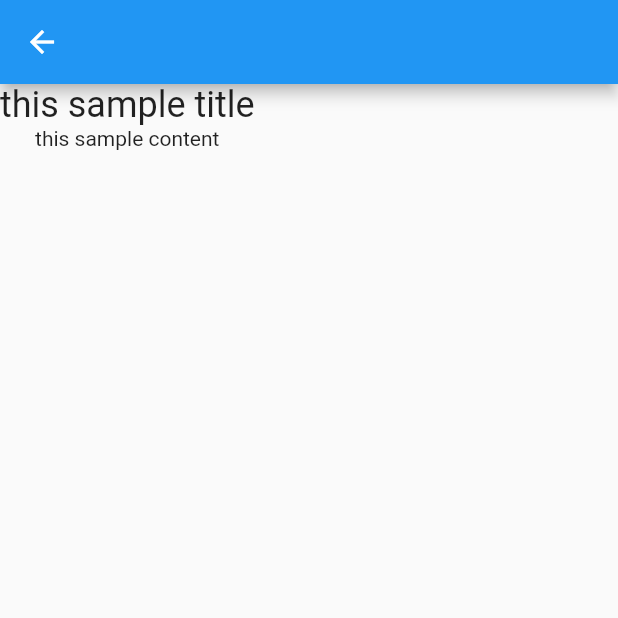
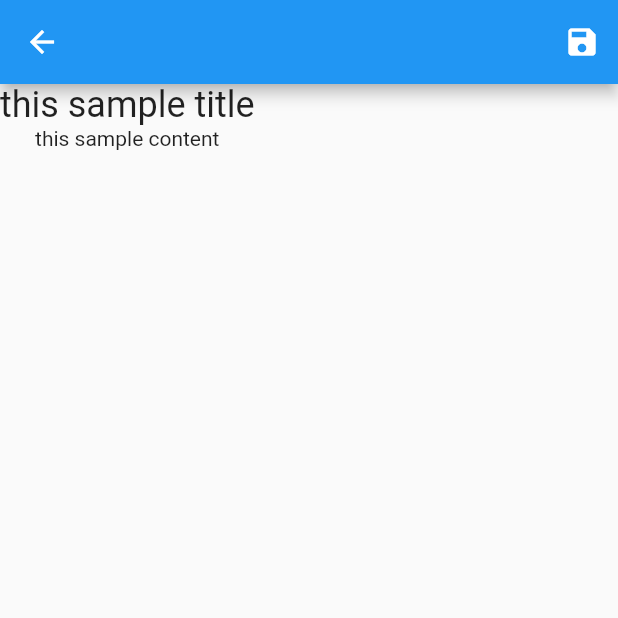
Before and after one commit to Pregum/prememo, a Flutter app: the ContentCreatePage screen opened by its route, on a phone screen of 412 x 824 dp, the top half of it. Run offline on Flutter 3.47's test engine with Material 2 defaults, Android fonts, the phone set to English and light mode, and no system bars; our stand-ins replace cloud_firestore, firebase_auth, firebase_core, flutter_dotenv, flutter_riverpod; missing offline and left inert: flutterfire_ui; accounts and stored records are empty.

Commit message:
update: 保存ボタンタップ時の処理を実装

```diff
--- a/lib/view/content/content_create_page.dart
+++ b/lib/view/content/content_create_page.dart
@@ -1,6 +1,9 @@
 import 'package:flutter/material.dart';
 import 'package:flutter_riverpod/flutter_riverpod.dart';
+import 'package:prememo/service/content_service.dart';
 import 'package:prememo/viewmodel/content_controller.dart';
+
+import '../../model/content.dart';
 
 class ContentCreatePage extends ConsumerStatefulWidget {
   const ContentCreatePage({Key? key}) : super(key: key);
@@ -18,7 +21,17 @@ class _ContentCreatePageState extends ConsumerState<ContentCreatePage> {
           fontWeight: FontWeight.normal,
         );
     return Scaffold(
-      appBar: AppBar(),
+      appBar: AppBar(
+        actions: [
+          IconButton(
+            onPressed: () async {
+              final contentService = ref.watch(contentServiceProvider);
+              await contentService.create(Content.initialize());
+            },
+            icon: const Icon(Icons.save),
+          )
+        ],
+      ),
       body: Column(
         children: <Widget>[
           Hero(
```
